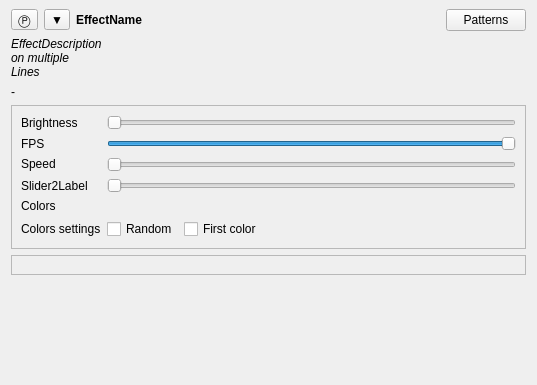
Qt form OpenRGBEffectPage.ui (DLdota/OpenRGBEffectsPlugin) before a commit.
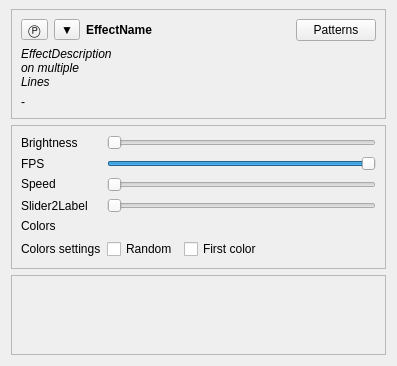
The same form after that commit. Custom widgets are drawn as their Qt base class.

Commit message: Layers effect rework

The edit to the form file:
```diff
--- a/OpenRGBEffectPage.ui
+++ b/OpenRGBEffectPage.ui
@@ -6,8 +6,8 @@
    <rect>
     <x>0</x>
     <y>0</y>
-    <width>537</width>
-    <height>385</height>
+    <width>397</width>
+    <height>366</height>
    </rect>
   </property>
   <property name="sizePolicy">
@@ -19,12 +19,35 @@
   <property name="windowTitle">
    <string>Form</string>
   </property>
-  <layout class="QGridLayout" name="gridLayout">
+  <layout class="QVBoxLayout" name="verticalLayout">
    <property name="topMargin">
     <number>9</number>
    </property>
-   <item row="5" column="0">
+   <item>
+    <widget class="QFrame" name="frame">
+     <property name="sizePolicy">
+      <sizepolicy hsizetype="Preferred" vsizetype="Maximum">
+       <horstretch>0</horstretch>
+       <verstretch>0</verstretch>
+      </sizepolicy>
+     </property>
+     <property name="frameShape">
+      <enum>QFrame::StyledPanel</enum>
+     </property>
+     <property name="frameShadow">
+      <enum>QFrame::Raised</enum>
+     </property>
     <layout class="QGridLayout" name="gridLayout_2" rowstretch="0,0,0" columnstretch="0,0,1,0">
+      <item row="0" column="0">
+       <widget class="QToolButton" name="preview">
+        <property name="toolTip">
+         <string>Preview</string>
+        </property>
+        <property name="text">
+         <string>Ⓟ</string>
+        </property>
+       </widget>
+      </item>
      <item row="0" column="1">
       <widget class="QToolButton" name="toggle_info">
        <property name="text">
@@ -32,16 +55,6 @@
        </property>
       </widget>
      </item>
-     <item row="2" column="0" colspan="4">
-      <widget class="QLabel" name="time_measure">
-       <property name="text">
-        <string>-</string>
-       </property>
-       <property name="alignment">
-        <set>Qt::AlignLeading|Qt::AlignLeft|Qt::AlignVCenter</set>
-       </property>
-      </widget>
-     </item>
      <item row="0" column="2">
       <widget class="QLabel" name="EffectName">
        <property name="sizePolicy">
@@ -63,16 +76,6 @@
        </property>
       </widget>
      </item>
-     <item row="0" column="0">
-      <widget class="QToolButton" name="preview">
-       <property name="toolTip">
-        <string>Preview</string>
-       </property>
-       <property name="text">
-        <string>Ⓟ</string>
-       </property>
-      </widget>
-     </item>
      <item row="0" column="3">
       <widget class="QPushButton" name="main_menu">
        <property name="text">
@@ -107,10 +110,27 @@
        </property>
       </widget>
      </item>
-    </layout>
+      <item row="2" column="0" colspan="4">
+       <widget class="QLabel" name="time_measure">
+        <property name="text">
+         <string>-</string>
+        </property>
+        <property name="alignment">
+         <set>Qt::AlignLeading|Qt::AlignLeft|Qt::AlignVCenter</set>
+        </property>
+       </widget>
+      </item>
+     </layout>
+    </widget>
    </item>
-   <item row="6" column="0" rowspan="2">
+   <item>
     <widget class="QFrame" name="common_settings">
+     <property name="sizePolicy">
+      <sizepolicy hsizetype="Preferred" vsizetype="Maximum">
+       <horstretch>0</horstretch>
+       <verstretch>0</verstretch>
+      </sizepolicy>
+     </property>
      <property name="autoFillBackground">
       <bool>false</bool>
      </property>
@@ -288,21 +308,14 @@
      </layout>
     </widget>
    </item>
-   <item row="10" column="0">
-    <spacer name="verticalSpacer">
-     <property name="orientation">
-      <enum>Qt::Vertical</enum>
-     </property>
-     <property name="sizeHint" stdset="0">
-      <size>
-       <width>20</width>
-       <height>40</height>
-      </size>
-     </property>
-    </spacer>
-   </item>
-   <item row="9" column="0">
+   <item>
     <widget class="QFrame" name="extra_settings">
+     <property name="sizePolicy">
+      <sizepolicy hsizetype="Preferred" vsizetype="MinimumExpanding">
+       <horstretch>0</horstretch>
+       <verstretch>0</verstretch>
+      </sizepolicy>
+     </property>
      <property name="frameShape">
       <enum>QFrame::StyledPanel</enum>
      </property>
```
Lines whose indentation alone changed are shown as unchanged. The commit also changes 114 other files.
